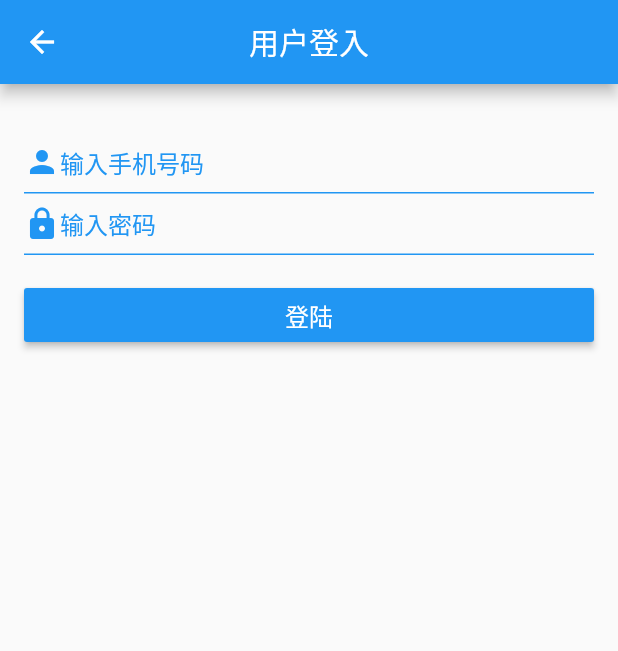
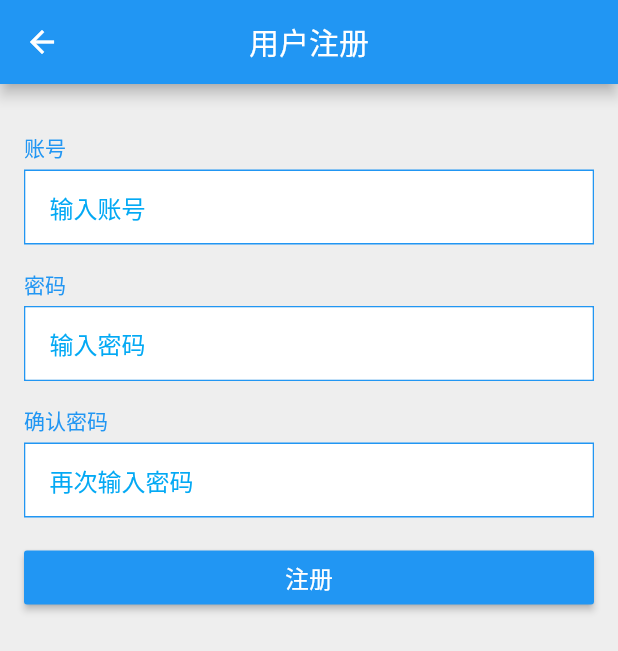
Before and after one commit to yunhaipiaodi/flutter_app, a Flutter app: the screen it shows after launch, on a phone screen of 412 x 824 dp. Shown: the top 651 px of the screen. Run offline on Flutter 3.47's test engine with Material 2 defaults, Android fonts, the phone set to English and light mode, and no system bars; our stand-ins replace font_awesome_flutter, sqflite; accounts and stored records are empty.

Commit message:
commit by XuLin 20180831 16:58

```diff
--- a/lib/mainPage/LoginPage.dart
+++ b/lib/mainPage/LoginPage.dart
@@ -1,4 +1,5 @@
 import 'package:flutter/material.dart';
+import 'package:font_awesome_flutter/font_awesome_flutter.dart';
 
 class LoginPage extends StatefulWidget{
   @override
@@ -95,6 +96,49 @@ class LoginState extends State<LoginPage>{
                 ),
                 margin: EdgeInsets.only(top:16.0),
               ),
+
+              Container(
+                child: Row(
+                  children: <Widget>[
+                    Container(
+                      child:IconButton(icon: Icon(FontAwesomeIcons.qq,color: Colors.blue,),onPressed: null,),
+                      decoration: BoxDecoration(
+                          border: Border.all(color: Colors.blue,width: 1.0),
+                          borderRadius: BorderRadius.all(Radius.circular(32.0))
+                      ),
+                    ),
+
+                    Container(
+                      child:IconButton(icon: Icon(FontAwesomeIcons.weixin,color: Colors.blue,),onPressed: null,),
+                      decoration: BoxDecoration(
+                          border: Border.all(color: Colors.blue,width: 1.0),
+                          borderRadius: BorderRadius.all(Radius.circular(32.0))
+                      ),
+                    ),
+                    Container(
+                      child:IconButton(icon: Icon(FontAwesomeIcons.weibo,color: Colors.blue,),onPressed: null,),
+                      decoration: BoxDecoration(
+                          border: Border.all(color: Colors.blue,width: 1.0),
+                          borderRadius: BorderRadius.all(Radius.circular(32.0))
+                      ),
+                    ),
+                  ],
+                  mainAxisAlignment: MainAxisAlignment.spaceEvenly,
+                ),
+                margin: EdgeInsets.only(top:16.0),
+              ),
+
+              Container(
+                child:Text(
+                  "还没有账号?",
+                  style: TextStyle(
+                    color: Colors.green,
+                    decoration: TextDecoration.underline,
+                  ),
+                ),
+                margin: EdgeInsets.only(top:16.0),
+              ),
+
           ],
         ),
         margin: EdgeInsets.only(left: 16.0,top:32.0,right: 16.0,bottom: 16.0),
--- /dev/null
+++ b/lib/mainPage/SignUpPage.dart
@@ -0,0 +1,132 @@
+import 'package:flutter/material.dart';
+
+class SignUpPage extends StatefulWidget{
+  @override
+  SignUpState createState() => SignUpState();
+}
+
+class SignUpState extends State<SignUpPage>{
+
+  final _formKey = GlobalKey<FormState>();
+
+  @override
+  Widget build(BuildContext context) {
+    // TODO: implement build
+    return Scaffold(
+      appBar: AppBar(
+        title:Text("用户注册"),
+        centerTitle: true,
+        leading: IconButton(
+          icon: Icon(Icons.arrow_back,color: Colors.white,),
+          onPressed: (){
+            Navigator.pop(context);
+          },
+        ),
+      ),
+      body: Container(
+        color: Color.fromARGB(255, 238, 238, 238),
+        child: Container(
+            child: Form(
+              key: _formKey,
+              child: Column(
+                children: <Widget>[
+                  //account
+                  Text("账号",style: TextStyle(color: Colors.blue),),
+                  Container(
+                    child: TextFormField(
+                        decoration: InputDecoration(
+                          hintText: "输入账号",
+                          fillColor: Colors.white,
+                          filled: true,
+                          contentPadding: EdgeInsets.only(left: 16.0,top: 8.0,right: 16.0,bottom: 8.0),
+                          border:InputBorder.none,
+                          hintStyle: TextStyle(color: Colors.lightBlue),
+                        ),
+                      style:TextStyle(color: Colors.blue),
+                    ),
+                    decoration: BoxDecoration(
+                      border: Border.all(color:Colors.blue,width: 1.0),
+                    ),
+                    margin: EdgeInsets.only(top: 4.0),
+                  ),
+
+                  //password
+                  Container(
+                    child:Text("密码",style: TextStyle(color: Colors.blue),),
+                    margin: EdgeInsets.only(top: 16.0),
+                  ),
+                  Container(
+                    child: TextFormField(
+                      decoration: InputDecoration(
+                        hintText: "输入密码",
+                        fillColor: Colors.white,
+                        filled: true,
+                        contentPadding: EdgeInsets.only(left: 16.0,top: 8.0,right: 16.0,bottom: 8.0),
+                        border:InputBorder.none,
+                        hintStyle: TextStyle(color: Colors.lightBlue),
+                      ),
+                      style:TextStyle(color: Colors.blue),
+                    ),
+                    decoration: BoxDecoration(
+                      border: Border.all(color:Colors.blue,width: 1.0),
+                    ),
+                    margin: EdgeInsets.only(top: 4.0),
+                  ),
+
+                  //confirm password
+                  Container(
+                    child:Text("确认密码",style: TextStyle(color: Colors.blue),),
+                    margin: EdgeInsets.only(top: 16.0),
+                  ),
+                  Container(
+                    child: TextFormField(
+                      decoration: InputDecoration(
+                        hintText: "再次输入密码",
+                        fillColor: Colors.white,
+                        filled: true,
+                        contentPadding: EdgeInsets.only(left: 16.0,top: 8.0,right: 16.0,bottom: 8.0),
+                        border:InputBorder.none,
+                        hintStyle: TextStyle(color:Colors.lightBlue),
+                      ),
+                      style:TextStyle(color: Colors.blue),
+                    ),
+                    decoration: BoxDecoration(
+                      border: Border.all(color:Colors.blue,width: 1.0),
+                    ),
+                    margin: EdgeInsets.only(top: 4.0),
+                  ),
+
+                  Container(
+                    child: RaisedButton(
+                      color: Colors.blue,
+                      onPressed: (){
+
+                      },
+                      child: Row(
+                        children: <Widget>[
+                          Text(
+                            "注册",
+                            style: TextStyle(
+                              color:Colors.white,
+                              fontSize: 16.0,
+                            ),
+                          ),
+                        ],
+                        mainAxisAlignment: MainAxisAlignment.center,
+                      ),
+                    ),
+                    margin: EdgeInsets.only(top:16.0),
+                  ),
+
+                ],
+                crossAxisAlignment: CrossAxisAlignment.start,
+              ),
+            ),
+            margin: EdgeInsets.only(left: 16.0,top:32.0,right: 16.0,bottom: 16.0),
+        ),
+      )
+
+    );
+  }
+
+}
--- a/lib/mainPage/main.dart
+++ b/lib/mainPage/main.dart
@@ -4,6 +4,7 @@ import 'package:flutter_app/mainPage/LoadingPage.dart';
 import 'package:flutter_app/mainPage/LoginPage.dart';
 import 'package:flutter_app/mainPage/MainPage.dart';
 import 'package:flutter_app/mainPage/SearchPage.dart';
+import 'package:flutter_app/mainPage/SignUpPage.dart';
 
 void main() => runApp(new MyApp());
 
@@ -17,7 +18,8 @@ class MyApp extends StatelessWidget {
         '/loading':(context) => LoadingPage(),         //加载页
         '/home':(context) => MainPage(),        //首页
         '/search':(context)=>SearchPage(),      //搜索页
-        '/':(context) => LoginPage(),
+        '/login':(context) => LoginPage(),           //登陆页
+        '/':(context) => SignUpPage(),      //注册页
       },
     );
   }
--- a/pubspec.yaml
+++ b/pubspec.yaml
@@ -11,6 +11,9 @@ dependencies:
 
   #sql lite library dependency
   sqflite: any
+
+  #font awesome flutter
+  font_awesome_flutter: any
 
 dev_dependencies:
   flutter_test:
```
Also changed, not shown: pubspec.lock.
